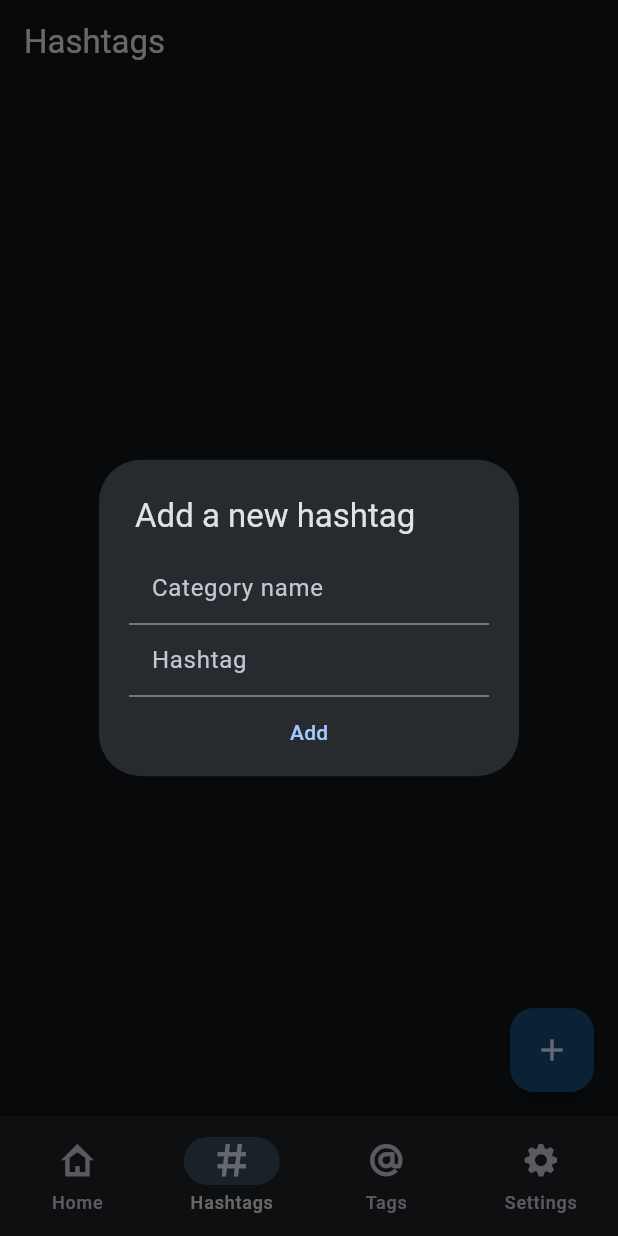
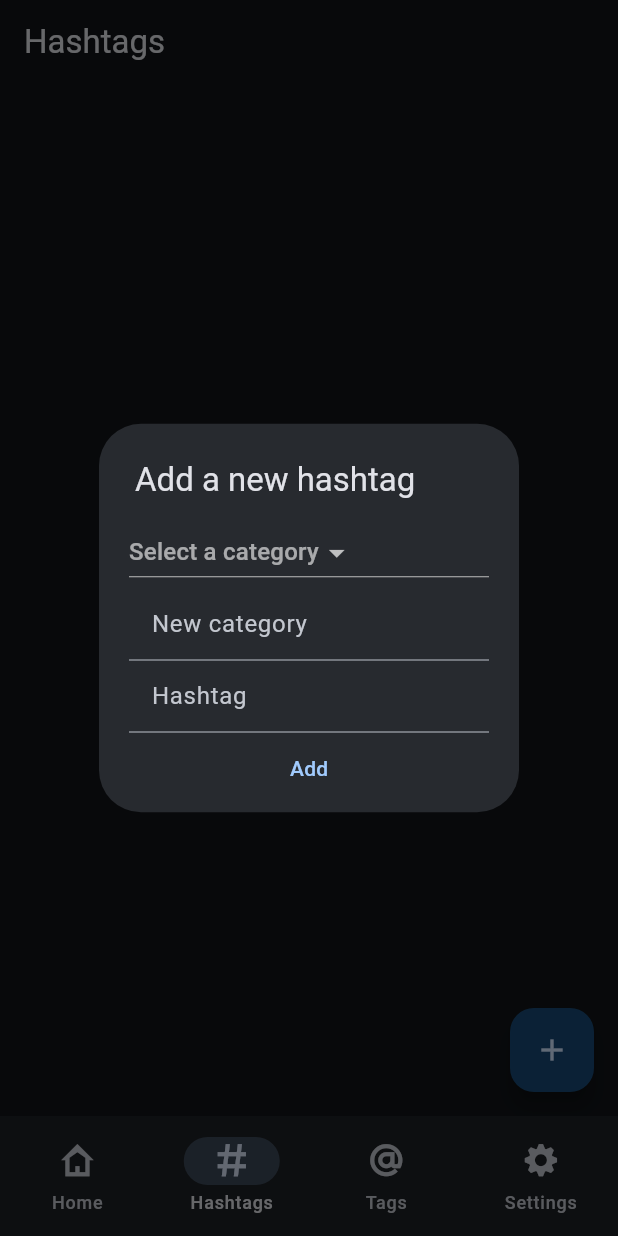
Before and after one commit to karol-at/instagram_description_generator, a Flutter app: the screen it shows after launch, item 2 of the bottom bar chosen, after a tap on the "add" icon, on a phone screen of 412 x 824 dp. Run offline on Flutter 3.47's test engine with Material 3 defaults, Android fonts, the light colour scheme and no system bars.

Commit message:
changed category selection to a dropdown,

```diff
--- a/lib/Pages/hashtags_page.dart
+++ b/lib/Pages/hashtags_page.dart
@@ -15,6 +15,7 @@ class _HashtagsPageState extends State<HashtagsPage> {
 
   TextEditingController categoryController = TextEditingController();
   TextEditingController hashtagController = TextEditingController();
+  bool addNewCategory = true;
 
   @override
   Widget build(BuildContext context) {
@@ -60,15 +61,32 @@ class _HashtagsPageState extends State<HashtagsPage> {
               title: const Text('Add a new hashtag'),
               contentPadding: const EdgeInsets.fromLTRB(20, 10, 20, 5),
               children: [
-                  TextField(
-                    //TODO: this probably should be a dropdown
+                  DropdownButton<String>(
+                    hint: const Text('Select a category'),
+                    items: state.dataHandler.categoryList.map<DropdownMenuItem<String>>((String value) {
+                      return DropdownMenuItem<String>(
+                        value: value,
+                        child: Text(value),
+                      );
+                    }).toList() + const [
+                      DropdownMenuItem<String>(
+                        value: 'New category',
+                        child: Text('New category'),
+                      ),
+                    ],
+                    onChanged: (String? value) {
+                      addNewCategory = value == 'New category' ? true : false;
+                      setState(() {});
+                    },
+                  ),
+                  //TODO: figure out why this doesn't work
+                  addNewCategory ? TextField(
                     decoration: const InputDecoration(
-                      hintText: 'Category name',
+                      hintText: 'New category',
                       prefix: SizedBox(width: 15),
                     ),
                     controller: categoryController,
-                  ),
-
+                  ) : const SizedBox(),
                   TextField(
                     decoration: const InputDecoration(
                       hintText: 'Hashtag',
```
